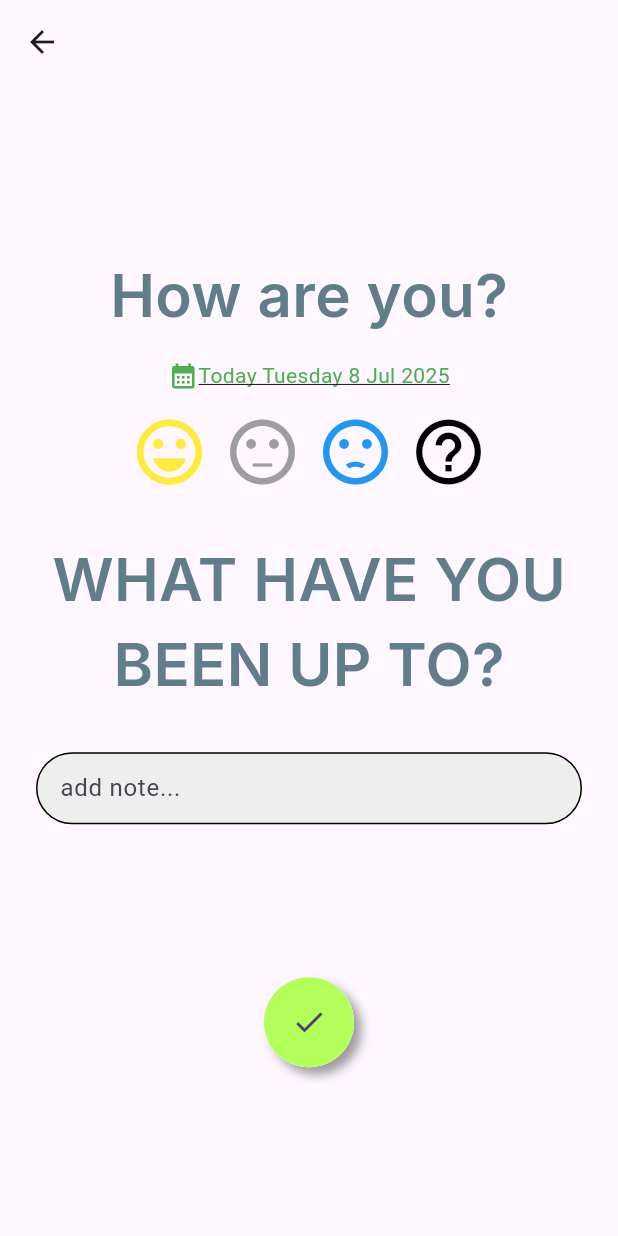
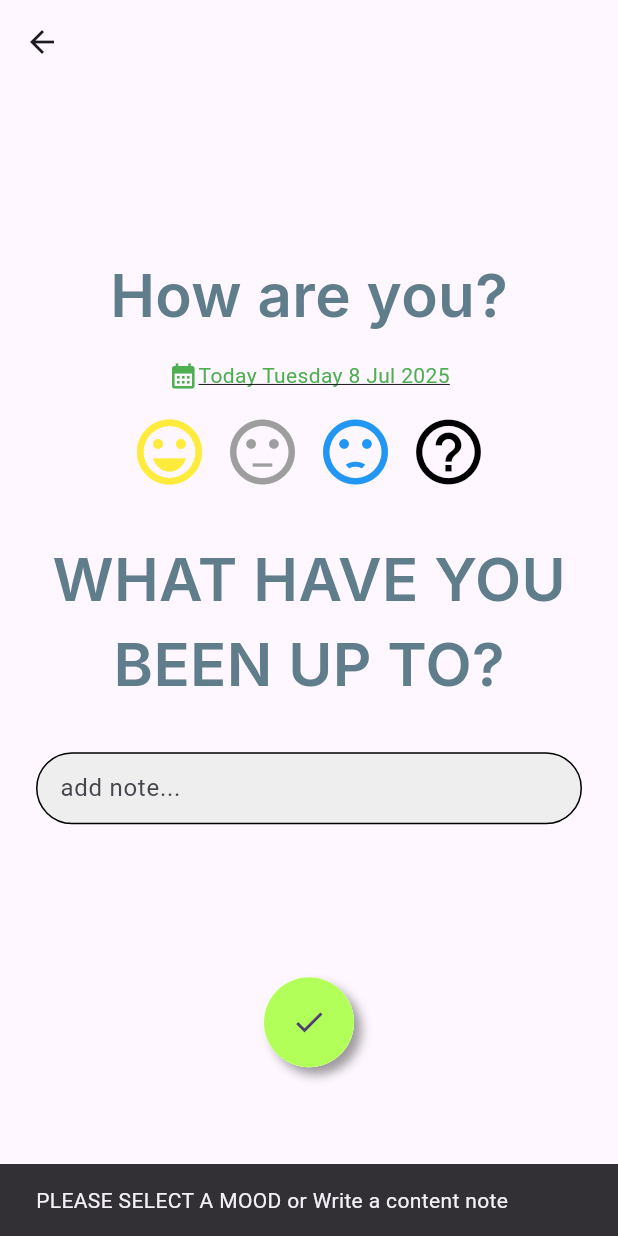
Before and after one commit to TLifeOfCris/JournalFlutterApp2, a Flutter app: the AddEntryView screen opened by its route, after a tap on the "check" icon, on a phone screen of 412 x 824 dp. Run offline on Flutter 3.47's test engine with Material 3 defaults, Android fonts, the phone set to English and light mode, and no system bars; our stand-ins replace flutter_slidable, google_fonts.

Commit message:
Se agregó un if statement para que las notas y los moods no esten vacíos. Se agregó botón para regresar a ListView, se agregó botón para agregar una entry

```diff
--- a/flutter_journal_app/lib/main.dart
+++ b/flutter_journal_app/lib/main.dart
@@ -34,8 +34,8 @@ class MyApp extends StatelessWidget {
 
         ),
         home:
-        //HomeView(),
-        AddEntryView(),
+        HomeView(),
+        //AddEntryView(),
 
       ),
     );
--- a/flutter_journal_app/lib/viewmodels/providerviewmodel.dart
+++ b/flutter_journal_app/lib/viewmodels/providerviewmodel.dart
@@ -22,8 +22,8 @@ class ViewModelProvider extends ChangeNotifier{
 
 
 
-late IconData _selectedMood;
-IconData get selectedMood => _selectedMood;
+IconData? _selectedMood;
+IconData? get selectedMood => _selectedMood;
 
   void setMood(IconData mood){
 
@@ -41,7 +41,7 @@ IconData get selectedMood => _selectedMood;
     final newEntrie = Journey(
      id: newid,
      content: newcontent,
-     mood: _selectedMood,
+     mood: _selectedMood!,
      timestamp: newtimestamp
      );
 
@@ -64,7 +64,12 @@ IconData get selectedMood => _selectedMood;
 
 }
 
+class MoodInfo{
+  final String label;
+  final Color color;
 
+  MoodInfo(this.label, this.color);
+}
 
 
 
@@ -74,14 +79,18 @@ IconData get selectedMood => _selectedMood;
 
 //Fuera de ViewModelProvider
 //TEXTO A LADO DEL ICONO
-final Map<IconData, String >  moodLabels = {
-  Icons.sentiment_very_satisfied: "FELIZ",
-  Icons.sentiment_dissatisfied: "TRISTE",
-  Icons.sentiment_neutral: "MEH",
-  Icons.help_outline: "?"
+final Map<IconData, MoodInfo>  moodinfoMap = {
+  Icons.sentiment_very_satisfied: MoodInfo("FELIZ", Colors.yellow),
+  Icons.sentiment_dissatisfied: MoodInfo('TRISTE', Colors.grey),
+  Icons.sentiment_neutral: MoodInfo('MEH', Colors.blue),
+  Icons.help_outline: MoodInfo('?', Colors.black)
 };
-  String getMoodLabel(IconData mood){
-    return moodLabels[mood] ?? "DESCONOCIDO";
+   String getMoodLabel(IconData mood){
+    return moodinfoMap[mood]?.label ?? "DESCONOCIDO";
+  }
+
+  Color getMoodTextColor(IconData mood){
+    return moodinfoMap[mood]?.color ?? Colors.black;
   }
 
 //COLOR DEL ICONO
--- a/flutter_journal_app/lib/views/add_entry_view.dart
+++ b/flutter_journal_app/lib/views/add_entry_view.dart
@@ -9,12 +9,13 @@ import 'package:uuid/uuid.dart';
 
 
 class AddEntryView extends StatelessWidget {
-  const AddEntryView({super.key});
+  AddEntryView({super.key});
+   TextEditingController note = TextEditingController();
 
   @override
   Widget build(BuildContext context) {
 
-    TextEditingController note = TextEditingController();
+    //TextEditingController note = TextEditingController();
     var viewModelProvider = context.watch<ViewModelProvider>();
 
     final now = DateTime.now();
@@ -24,7 +25,14 @@ class AddEntryView extends StatelessWidget {
 
     return Scaffold(
       appBar: AppBar(
-        leading: IconButton(onPressed: (){}, icon: Icon(Icons.arrow_back)),
+        leading: IconButton(onPressed: (){
+
+
+          Navigator.of(context).push(MaterialPageRoute(builder: (context)=> HomeView()));
+
+
+
+        }, icon: Icon(Icons.arrow_back)),
       ),
       body: Center(
         child: Padding(
@@ -128,9 +136,17 @@ class AddEntryView extends StatelessWidget {
               GestureDetector(
                 onTap: () {
                   final now = DateTime.now();
-                  viewModelProvider.addEntrie(newId, note.text, viewModelProvider.selectedMood, now);
+
                   print('Subido');
+                  if (viewModelProvider.selectedMood == null || note.text.isEmpty ){
+                    ScaffoldMessenger.of(context).showSnackBar(
+                      SnackBar(content: Text('PLEASE SELECT A MOOD or Write a content note'),)
+                    );
+                  return;
+                  }
+                  viewModelProvider.addEntrie(newId, note.text, viewModelProvider.selectedMood!, now);
                   Navigator.of(context).push(MaterialPageRoute(builder: (context) => HomeView()));
+
                 },
                 child: Container(
                   decoration: BoxDecoration(
--- a/flutter_journal_app/lib/widgets/entry.dart
+++ b/flutter_journal_app/lib/widgets/entry.dart
@@ -70,7 +70,7 @@ class EntryCard extends StatelessWidget {
                     //Text("Feliz", style: TextStyle(fontSize: 20),),
                     Icon(list.mood, color: getMoodColor(list.mood),),
                     SizedBox(width: 8,),
-                    Text(getMoodLabel(list.mood)),
+                    Text(getMoodLabel(list.mood), style: TextStyle(color: getMoodColor(list.mood)),),
                     SizedBox(width: 8.0,),
                     //content
                     //Text("Hola"),
```
